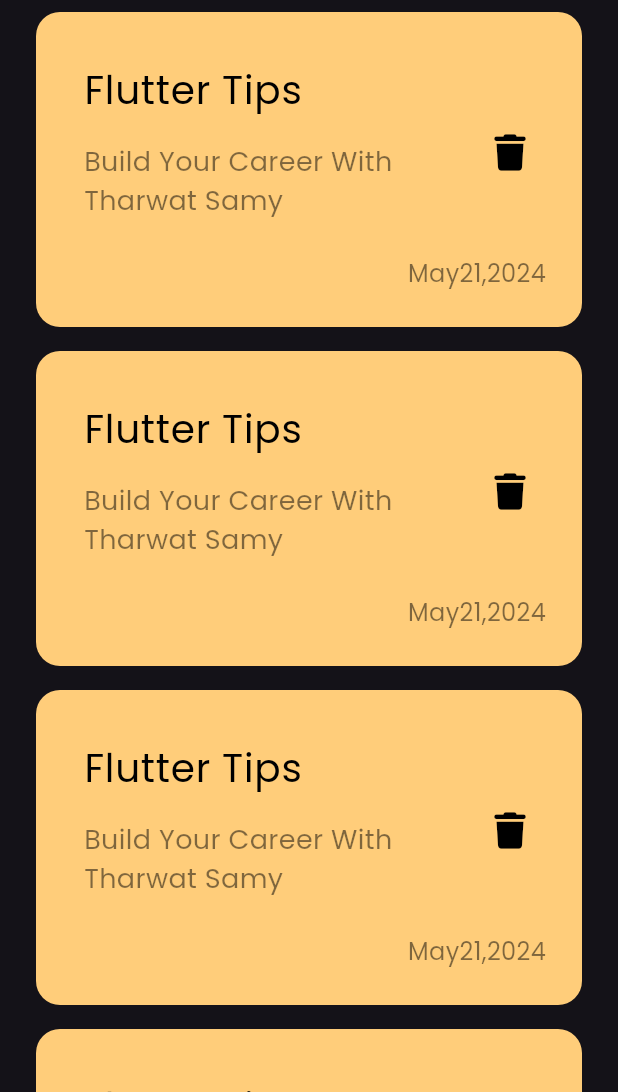
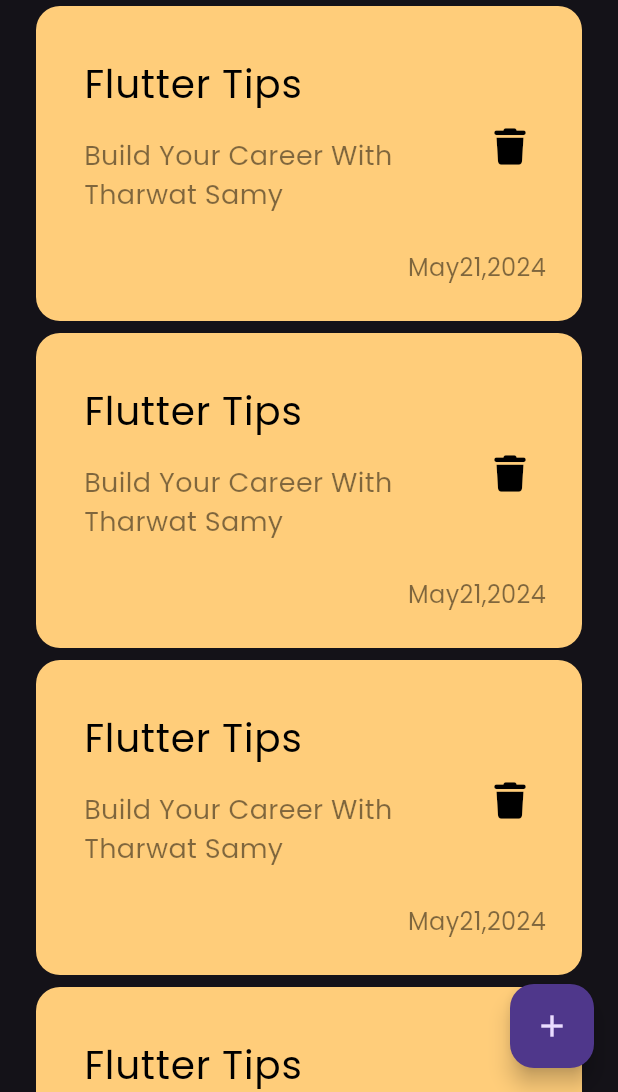
Before and after one commit to moohamed154/notes_app, a Flutter app: the screen it shows after launch, on a phone screen of 412 x 824 dp, the part 144-1236 px from its top. Run offline on Flutter 3.47's test engine with Material 3 defaults, Android fonts, the phone set to English and light mode, and no system bars; our stand-ins replace font_awesome_flutter.

Commit message:
add floating action button

```diff
--- a/lib/view/home_view.dart
+++ b/lib/view/home_view.dart
@@ -9,6 +9,12 @@ class NotesVeiw extends StatelessWidget {
   @override
   Widget build(BuildContext context) {
     return Scaffold(
+      floatingActionButton: FloatingActionButton(
+        onPressed: () {},
+        child: Icon(
+          Icons.add,
+        ),
+      ),
       body: const NotesViewBody(),
     );
   }
--- a/lib/widgets/notes_list_view.dart
+++ b/lib/widgets/notes_list_view.dart
@@ -9,7 +9,7 @@ class NotesListView extends StatelessWidget {
     return ListView.builder(itemBuilder: (context, index) {
       return const Padding(
         padding: EdgeInsets.symmetric(
-          vertical: 8,
+          vertical: 4,
         ),
         child: NotesItem(),
       );
```
